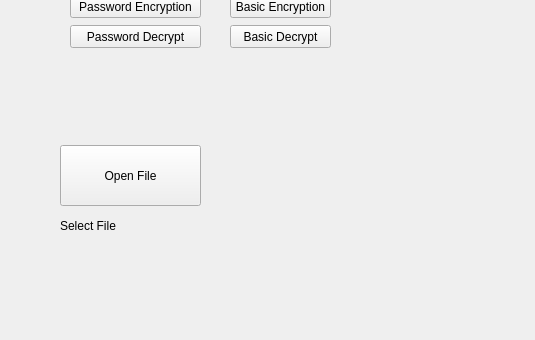
Above: ui/mainWindow.ui from beto-bit/PyEncryptor before the change; both pictures show x 0 to 535 and y 165 to 505 of the 652 by 505 pixel window. Below: the same form after it.
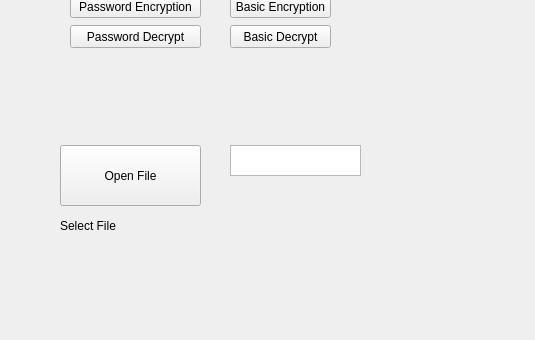
That is the form after the change.

Commit message:
Password Encryption
Now you can enter a password in order to encrypt data.

Patch:
```diff
--- a/ui/mainWindow.ui
+++ b/ui/mainWindow.ui
@@ -92,6 +92,16 @@
      <string>Select File</string>
     </property>
    </widget>
+   <widget class="QPlainTextEdit" name="psw_edit">
+    <property name="geometry">
+     <rect>
+      <x>230</x>
+      <y>310</y>
+      <width>131</width>
+      <height>31</height>
+     </rect>
+    </property>
+   </widget>
   </widget>
  </widget>
  <resources/>
```
The commit also changes 2 other files.
